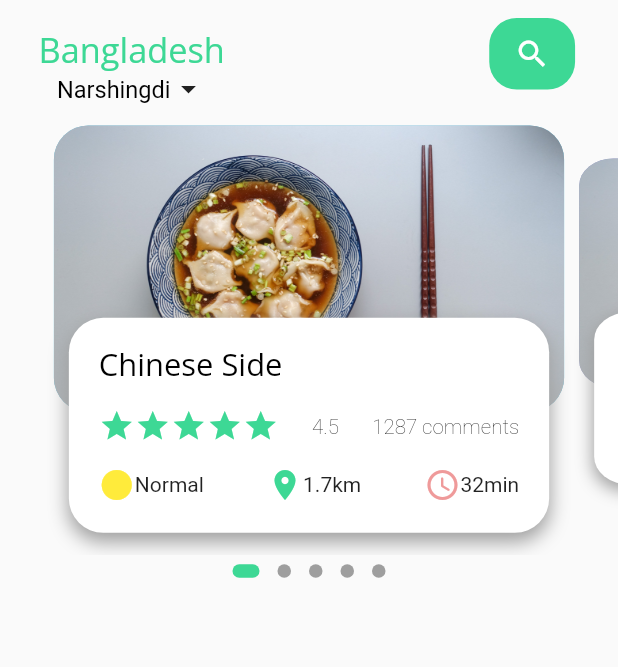
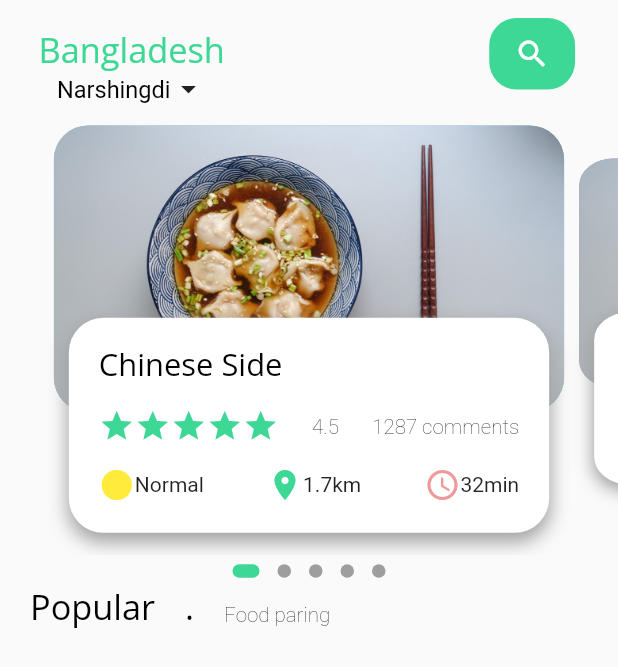
Before and after one commit to gt-lcy96/fultter_food_delivery, a Flutter app: the screen it shows after launch, on a phone screen of 412 x 824 dp. Shown: the top 667 px of the screen. Run offline on Flutter 3.47's test engine with Material 2 defaults, Android fonts, the phone set to English and light mode, and no system bars; drawn by our look-alikes of dots_indicator; our stand-ins replace flutter_screenutil.

Commit message:
create Popular Texts

```diff
--- a/lib/pages/main_food/main_food_page.dart
+++ b/lib/pages/main_food/main_food_page.dart
@@ -13,6 +13,7 @@ class MainFoodPage extends StatelessWidget {
           children: [
             mainTitleBar(),
             const FoodPageSlider(),
+            popularTitleTexts(),
           ],
         ),
       ),
--- a/lib/pages/main_food/widgets/main_food_widgets.dart
+++ b/lib/pages/main_food/widgets/main_food_widgets.dart
@@ -112,3 +112,23 @@ Widget NamedIcon(icon, text, {color = AppColors.primaryElement}) {
     Text(text)
   ]);
 }
+
+Widget popularTitleTexts() {
+  return Row(
+    mainAxisAlignment: MainAxisAlignment.start,
+    children: [
+      Container(
+        margin: EdgeInsets.only(left: 20),
+        child: bigText("Popular"),
+      ),
+      Container(
+        margin: EdgeInsets.only(left: 20),
+        child: bigText("."),
+      ),
+      Container(
+        margin: EdgeInsets.only(left: 20, top: 10),
+        child: smallText('Food paring'),
+      )
+    ],
+  );
+}
```
